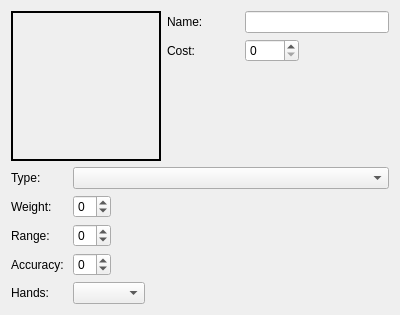
Before: the Qt Designer form Data/EditorFiles/Editors/ui/WeaponEditor.ui in griusfux/conceptrpg2, drawn with Qt 5.
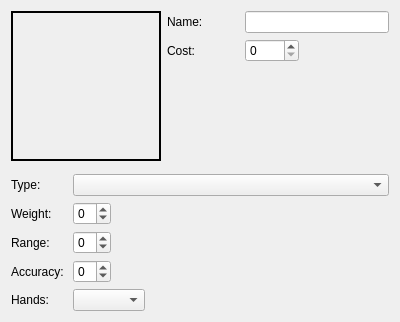
After: the same form once the commit is applied.

```diff
--- a/Data/EditorFiles/Editors/ui/WeaponEditor.ui
+++ b/Data/EditorFiles/Editors/ui/WeaponEditor.ui
@@ -7,7 +7,7 @@
     <x>0</x>
     <y>0</y>
     <width>400</width>
-    <height>300</height>
+    <height>322</height>
    </rect>
   </property>
   <property name="windowTitle">
```
Left out of the diff: 118 changed lines with no effect on the pictures.
